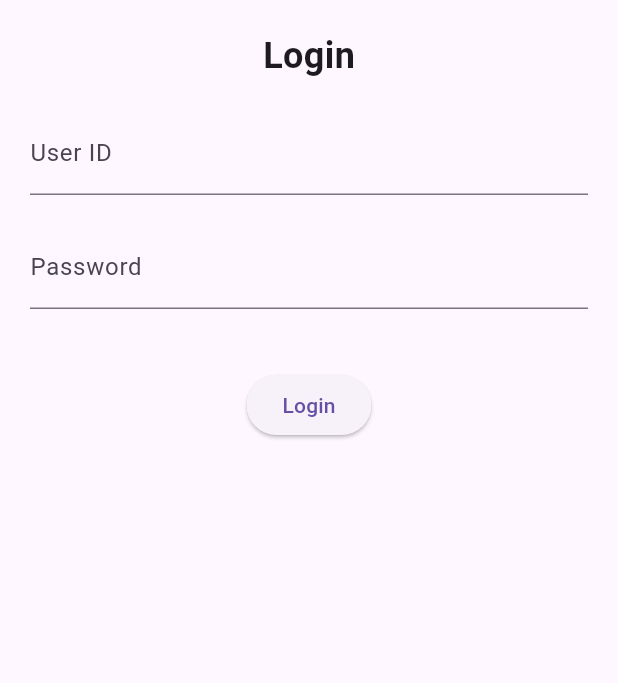
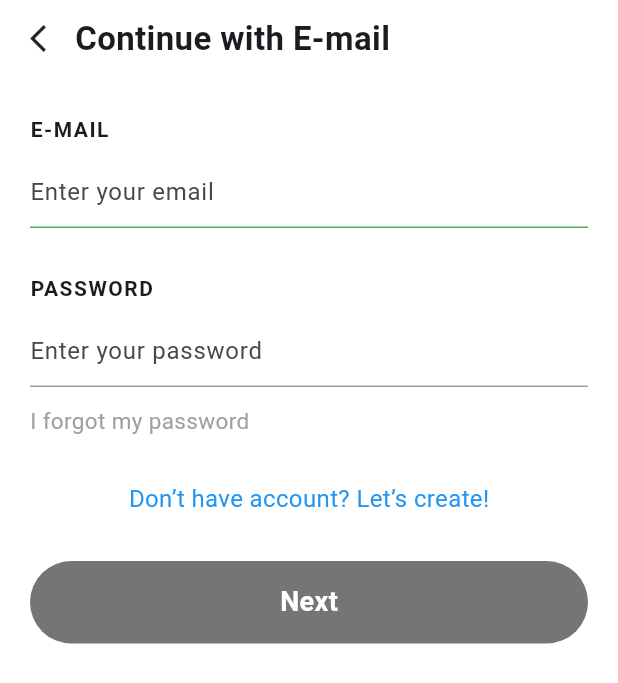
Before and after one commit to 9848588346Ra/Handicraft-Online-Store, a Flutter app: the screen it shows after launch, after a tap on "Get Started", on a phone screen of 412 x 824 dp. Shown: the top 683 px of the screen. Run offline on Flutter 3.47's test engine with Material 3 defaults, Android fonts, the phone set to English and light mode, and no system bars; our stand-ins replace shared_preferences.

Commit message:
change in login

```diff
--- a/lib/Screens/login_screens.dart
+++ b/lib/Screens/login_screens.dart
@@ -1,6 +1,7 @@
 import 'package:flutter/material.dart';
 import 'package:shared_preferences/shared_preferences.dart';
 import 'home_screen.dart';
+import 'signup_screen.dart';
 
 class LoginScreen extends StatefulWidget {
   const LoginScreen({super.key});
@@ -21,6 +22,9 @@ class _LoginScreenState extends State<LoginScreen> {
 
     if (idController.text == savedId &&
         passController.text == savedPass) {
+
+      await prefs.setBool("isLoggedIn", true);
+
       Navigator.pushReplacement(
         context,
         MaterialPageRoute(builder: (context) => const HomeScreen()),
@@ -35,34 +39,144 @@ class _LoginScreenState extends State<LoginScreen> {
   @override
   Widget build(BuildContext context) {
     return Scaffold(
+      backgroundColor: Colors.white,
       body: SafeArea(
         child: Padding(
-          padding: EdgeInsets.all(20),
+          padding: const EdgeInsets.symmetric(horizontal: 20),
           child: Column(
+            crossAxisAlignment: CrossAxisAlignment.start,
             children: [
-              Text("Login",
-                  style: TextStyle(fontSize: 24, fontWeight: FontWeight.bold)),
-              SizedBox(height: 20),
+              // Back Button + Title Row
+              const SizedBox(height: 10),
+              Row(
+                children: [
+                  Icon(Icons.arrow_back_ios, size: 22, color: Colors.black87),
+                  const SizedBox(width: 8),
+                  const Text(
+                    "Continue with E-mail",
+                    style: TextStyle(
+                      fontSize: 22,
+                      fontWeight: FontWeight.w700,
+                    ),
+                  )
+                ],
+              ),
 
+              const SizedBox(height: 35),
+
+              // EMAIL LABEL
+              const Text(
+                "E-MAIL",
+                style: TextStyle(
+                  fontWeight: FontWeight.bold,
+                  letterSpacing: 1,
+                ),
+              ),
+              const SizedBox(height: 8),
+
+              // EMAIL INPUT
               TextField(
                 controller: idController,
-                decoration: InputDecoration(labelText: "User ID"),
+                decoration: InputDecoration(
+                  hintText: "Enter your email",
+                  suffixIcon: idController.text.isNotEmpty
+                      ? GestureDetector(
+                          onTap: () => setState(() => idController.clear()),
+                          child: const Icon(Icons.close, color: Colors.grey),
+                        )
+                      : null,
+                  enabledBorder: const UnderlineInputBorder(
+                      borderSide: BorderSide(color: Colors.green)),
+                  focusedBorder: const UnderlineInputBorder(
+                      borderSide: BorderSide(color: Colors.green)),
+                ),
+                onChanged: (v) => setState(() {}),
               ),
 
-              SizedBox(height: 20),
+              const SizedBox(height: 30),
 
+              // PASSWORD LABEL
+              const Text(
+                "PASSWORD",
+                style: TextStyle(
+                  fontWeight: FontWeight.bold,
+                  letterSpacing: 1,
+                ),
+              ),
+              const SizedBox(height: 8),
+
+              // PASSWORD INPUT
               TextField(
                 controller: passController,
                 obscureText: true,
-                decoration: InputDecoration(labelText: "Password"),
+                decoration: const InputDecoration(
+                  hintText: "Enter your password",
+                  enabledBorder: UnderlineInputBorder(
+                      borderSide: BorderSide(color: Colors.grey)),
+                  focusedBorder: UnderlineInputBorder(
+                      borderSide: BorderSide(color: Colors.green)),
+                ),
               ),
 
-              SizedBox(height: 40),
+              const SizedBox(height: 12),
 
-              ElevatedButton(
-                onPressed: _loginUser,
-                child: Text("Login"),
-              )
+              // FORGOT PASSWORD
+              const Text(
+                "I forgot my password",
+                style: TextStyle(
+                  color: Colors.grey,
+                  fontSize: 15,
+                ),
+              ),
+
+              const SizedBox(height: 30),
+
+              // CREATE ACCOUNT TEXT BUTTON
+              Center(
+                child: GestureDetector(
+                  onTap: () {
+                    Navigator.push(
+                      context,
+                      MaterialPageRoute(
+                          builder: (context) => const SignUpScreen()),
+                    );
+                  },
+                  child: const Text(
+                    "Don’t have account? Let’s create!",
+                    style: TextStyle(
+                      color: Colors.blue,
+                      fontSize: 16,
+                    ),
+                  ),
+                ),
+              ),
+
+              const SizedBox(height: 30),
+
+              // NEXT BUTTON
+              Center(
+                child: GestureDetector(
+                  onTap: _loginUser,
+                  child: Container(
+                    width: double.infinity,
+                    height: 55,
+                    decoration: BoxDecoration(
+                      color: Colors.grey.shade600,
+                      borderRadius: BorderRadius.circular(40),
+                    ),
+                    child: const Center(
+                      child: Text(
+                        "Next",
+                        style: TextStyle(
+                          color: Colors.white,
+                          fontSize: 18,
+                          fontWeight: FontWeight.w600,
+                        ),
+                      ),
+                    ),
+                  ),
+                ),
+              ),
             ],
           ),
         ),
--- a/lib/Screens/signup_screen.dart
+++ b/lib/Screens/signup_screen.dart
@@ -20,15 +20,16 @@ class _SignUpScreenState extends State<SignUpScreen> {
     if (_formKey.currentState!.validate()) {
       final prefs = await SharedPreferences.getInstance();
 
-      // Save user ID & password locally
       await prefs.setString("userId", userIdController.text);
       await prefs.setString("password", passwordController.text);
+
+      // Save login state
+      await prefs.setBool("isLoggedIn", true);
 
       ScaffoldMessenger.of(context).showSnackBar(
         const SnackBar(content: Text("Account created successfully")),
       );
 
-      // Navigate to HomeScreen
       Navigator.pushReplacement(
         context,
         MaterialPageRoute(builder: (context) => const HomeScreen()),
@@ -43,23 +44,23 @@ class _SignUpScreenState extends State<SignUpScreen> {
         child: Form(
           key: _formKey,
           child: Padding(
-            padding: EdgeInsets.all(20),
+            padding: const EdgeInsets.all(20),
             child: Column(
               crossAxisAlignment: CrossAxisAlignment.start,
               children: [
-                Text("Create Account",
+                const Text("Create Account",
                     style: TextStyle(fontSize: 24, fontWeight: FontWeight.bold)),
 
-                SizedBox(height: 20),
-                Text("USER ID"),
+                const SizedBox(height: 20),
+                const Text("USER ID"),
                 TextFormField(
                   controller: userIdController,
                   validator: (value) =>
                       value!.isEmpty ? "Enter User ID" : null,
                 ),
 
-                SizedBox(height: 20),
-                Text("PASSWORD"),
+                const SizedBox(height: 20),
+                const Text("PASSWORD"),
                 TextFormField(
                   controller: passwordController,
                   obscureText: !showPassword,
@@ -79,10 +80,10 @@ class _SignUpScreenState extends State<SignUpScreen> {
                   ),
                 ),
 
-                SizedBox(height: 40),
+                const SizedBox(height: 40),
                 ElevatedButton(
                   onPressed: _signUpUser,
-                  child: Text("Next"),
+                  child: const Text("Next"),
                 ),
               ],
             ),
--- a/lib/main.dart
+++ b/lib/main.dart
@@ -1,4 +1,3 @@
-
 import 'package:flutter/material.dart';
 import 'package:mitho_bakery/app.dart';
 
```
Also changed, not shown: pubspec.yaml (+3 -4 lines).
